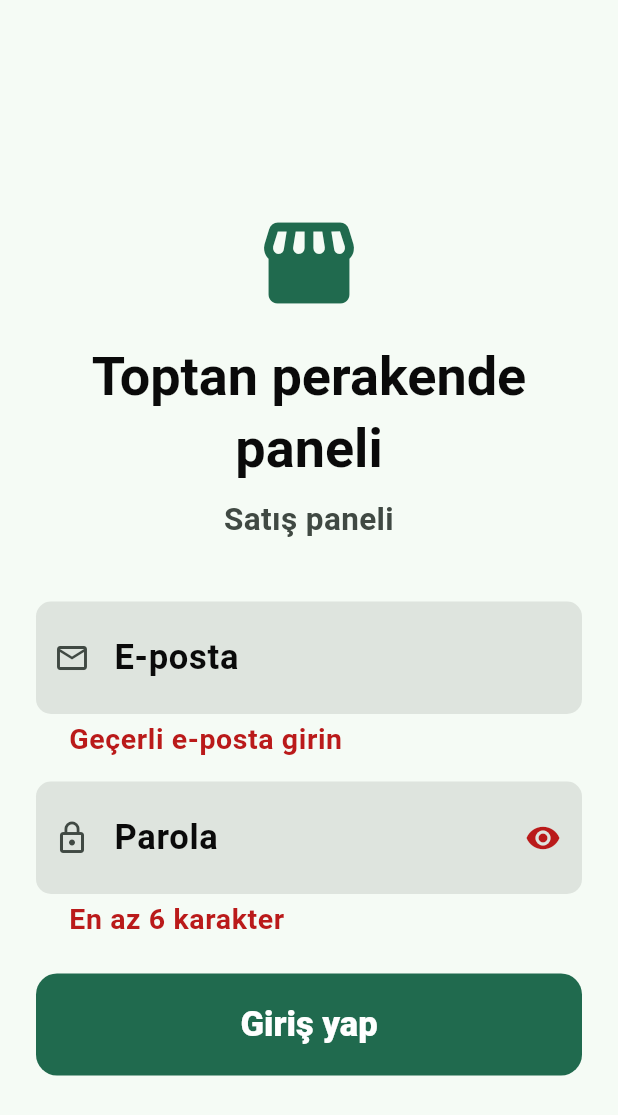
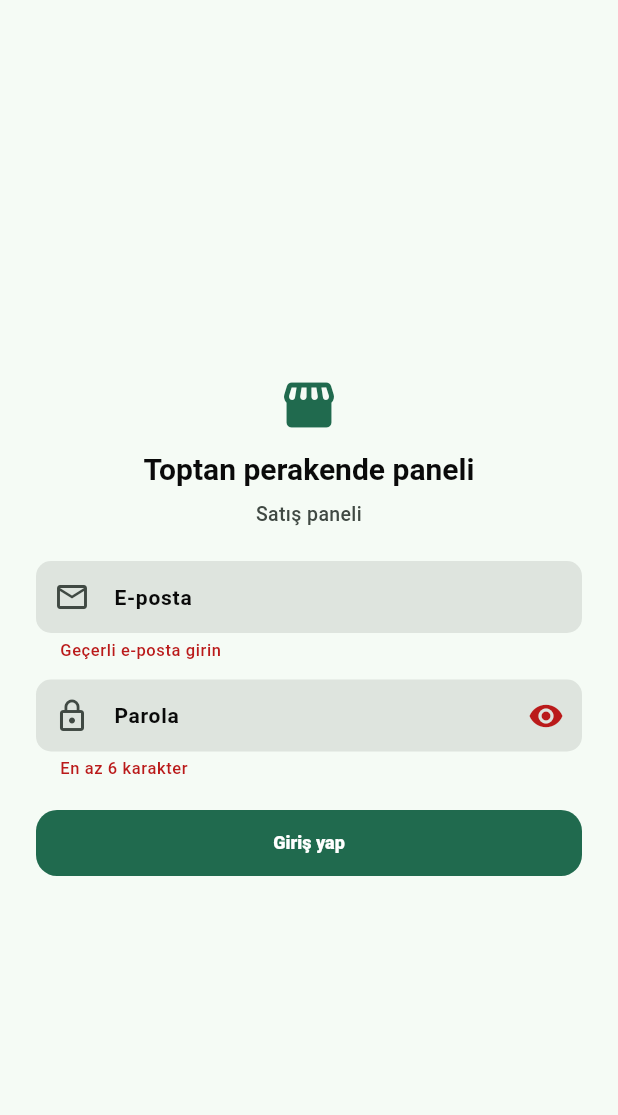
Before and after one commit to karabulutyagiz/perakende-yonetim-paneli, a Flutter app: the screen it shows after launch, after a tap on "Giriş yap", on a phone screen of 412 x 824 dp. Shown: the top 1115 px of the screen. Run offline on Flutter 3.47's test engine with Material 3 defaults, Android fonts, the phone set to English and light mode, and no system bars; our stand-ins replace cached_network_image, dio, file_picker, fl_chart, flutter_riverpod, flutter_secure_storage and 5 more; missing offline and left inert: image_gallery_saver_plus; accounts and stored records are empty; network calls fail.

Commit message:
Refine mobile phone-scale UI density
Separate phone and tablet sizing more aggressively, tighten report filter controls, and rebalance header/login icon sizing for a more standard mobile feel.

```diff
--- a/mobile/lib/core/theme/app_theme.dart
+++ b/mobile/lib/core/theme/app_theme.dart
@@ -4,9 +4,23 @@ class AppTheme {
   static const _seed =
       Color(0xFF0E6E4E); // zeytin yeşili — toptan/perakende hissi
 
-  static ThemeData get light {
+  static ThemeData light({bool isTablet = false}) {
     final base = ThemeData(useMaterial3: true);
-    final textTheme = _buildTextTheme(base.textTheme);
+    final textTheme = _buildTextTheme(base.textTheme, isTablet: isTablet);
+    final inputVerticalPadding = isTablet ? 20.0 : 10.0;
+    final inputHorizontalPadding = isTablet ? 18.0 : 12.0;
+    final buttonHeight = isTablet ? 68.0 : 44.0;
+    final buttonHorizontalPadding = isTablet ? 28.0 : 14.0;
+    final buttonVerticalPadding = isTablet ? 20.0 : 10.0;
+    final textButtonHeight = isTablet ? 58.0 : 38.0;
+    final segmentedHeight = isTablet ? 60.0 : 38.0;
+    final chipVerticalPadding = isTablet ? 12.0 : 6.0;
+    final listTilePadding = isTablet ? 12.0 : 4.0;
+    final appBarTitleSize = isTablet ? 30.0 : 18.0;
+    final iconButtonMinSize = isTablet ? 52.0 : 38.0;
+    final iconButtonIconSize = isTablet ? 24.0 : 20.0;
+    final iconButtonPadding = isTablet ? 12.0 : 8.0;
+    final fabMinHeight = isTablet ? 72.0 : 52.0;
 
     return ThemeData(
       useMaterial3: true,
@@ -27,14 +41,16 @@ class AppTheme {
         centerTitle: false,
         titleTextStyle: textTheme.titleLarge?.copyWith(
           fontWeight: FontWeight.w800,
-          fontSize: 30,
+          fontSize: appBarTitleSize,
           color: Colors.white,
         ),
       ),
       inputDecorationTheme: InputDecorationTheme(
         filled: true,
-        contentPadding:
-            const EdgeInsets.symmetric(horizontal: 18, vertical: 20),
+        contentPadding: EdgeInsets.symmetric(
+          horizontal: inputHorizontalPadding,
+          vertical: inputVerticalPadding,
+        ),
         labelStyle: textTheme.bodyLarge?.copyWith(fontWeight: FontWeight.w600),
         hintStyle: textTheme.bodyLarge?.copyWith(color: Colors.black54),
         border: OutlineInputBorder(
@@ -44,8 +60,11 @@ class AppTheme {
       ),
       filledButtonTheme: FilledButtonThemeData(
         style: FilledButton.styleFrom(
-          minimumSize: const Size(0, 68),
-          padding: const EdgeInsets.symmetric(horizontal: 28, vertical: 20),
+          minimumSize: Size(0, buttonHeight),
+          padding: EdgeInsets.symmetric(
+            horizontal: buttonHorizontalPadding,
+            vertical: buttonVerticalPadding,
+          ),
           textStyle:
               textTheme.titleSmall?.copyWith(fontWeight: FontWeight.w800),
           shape:
@@ -54,8 +73,11 @@ class AppTheme {
       ),
       outlinedButtonTheme: OutlinedButtonThemeData(
         style: OutlinedButton.styleFrom(
-          minimumSize: const Size(0, 68),
-          padding: const EdgeInsets.symmetric(horizontal: 28, vertical: 20),
+          minimumSize: Size(0, buttonHeight),
+          padding: EdgeInsets.symmetric(
+            horizontal: buttonHorizontalPadding,
+            vertical: buttonVerticalPadding,
+          ),
           textStyle:
               textTheme.titleSmall?.copyWith(fontWeight: FontWeight.w700),
           shape:
@@ -64,8 +86,11 @@ class AppTheme {
       ),
       textButtonTheme: TextButtonThemeData(
         style: TextButton.styleFrom(
-          minimumSize: const Size(0, 58),
-          padding: const EdgeInsets.symmetric(horizontal: 20, vertical: 16),
+          minimumSize: Size(0, textButtonHeight),
+          padding: EdgeInsets.symmetric(
+            horizontal: isTablet ? 20 : 12,
+            vertical: isTablet ? 16 : 8,
+          ),
           textStyle:
               textTheme.titleSmall?.copyWith(fontWeight: FontWeight.w700),
           shape:
@@ -74,34 +99,38 @@ class AppTheme {
       ),
       iconButtonTheme: IconButtonThemeData(
         style: IconButton.styleFrom(
-          minimumSize: const Size(52, 52),
-          iconSize: 24,
-          padding: const EdgeInsets.all(12),
+          minimumSize: Size(iconButtonMinSize, iconButtonMinSize),
+          iconSize: iconButtonIconSize,
+          padding: EdgeInsets.all(iconButtonPadding),
         ),
       ),
-      floatingActionButtonTheme: const FloatingActionButtonThemeData(
-        extendedSizeConstraints: BoxConstraints(minHeight: 72),
+      floatingActionButtonTheme: FloatingActionButtonThemeData(
+        extendedSizeConstraints: BoxConstraints(minHeight: fabMinHeight),
       ),
       segmentedButtonTheme: SegmentedButtonThemeData(
         style: ButtonStyle(
           textStyle: WidgetStatePropertyAll(
             textTheme.titleSmall?.copyWith(fontWeight: FontWeight.w700),
           ),
-          minimumSize: const WidgetStatePropertyAll(Size(0, 60)),
-          padding: const WidgetStatePropertyAll(
-            EdgeInsets.symmetric(horizontal: 18, vertical: 14),
+          minimumSize: WidgetStatePropertyAll(Size(0, segmentedHeight)),
+          padding: WidgetStatePropertyAll(
+            EdgeInsets.symmetric(
+              horizontal: isTablet ? 18 : 10,
+              vertical: isTablet ? 14 : 6,
+            ),
           ),
         ),
       ),
       chipTheme: base.chipTheme.copyWith(
         labelStyle: textTheme.bodyLarge?.copyWith(fontWeight: FontWeight.w700),
-        padding: const EdgeInsets.symmetric(horizontal: 12, vertical: 12),
+        padding:
+            EdgeInsets.symmetric(horizontal: 12, vertical: chipVerticalPadding),
       ),
       listTileTheme: ListTileThemeData(
         titleTextStyle:
             textTheme.titleSmall?.copyWith(fontWeight: FontWeight.w700),
         subtitleTextStyle: textTheme.bodyMedium,
-        minVerticalPadding: 12,
+        minVerticalPadding: listTilePadding,
       ),
     );
   }
@@ -109,8 +138,8 @@ class AppTheme {
   static ThemeData get dark {
     final scheme =
         ColorScheme.fromSeed(seedColor: _seed, brightness: Brightness.dark);
-    return light.copyWith(
-        colorScheme: scheme, scaffoldBackgroundColor: scheme.surface);
+    return light()
+        .copyWith(colorScheme: scheme, scaffoldBackgroundColor: scheme.surface);
   }
 
   // Borç durumu renkleri
@@ -120,35 +149,35 @@ class AppTheme {
   static const debtOverdue = Color(0xFF7F1D1D);
   static const debtPaid = Color(0xFF6B7280);
 
-  static TextTheme _buildTextTheme(TextTheme base) {
+  static TextTheme _buildTextTheme(TextTheme base, {required bool isTablet}) {
     return base
         .copyWith(
-          displaySmall: base.displaySmall
-              ?.copyWith(fontSize: 48, fontWeight: FontWeight.w900),
-          headlineLarge: base.headlineLarge
-              ?.copyWith(fontSize: 44, fontWeight: FontWeight.w900),
-          headlineMedium: base.headlineMedium
-              ?.copyWith(fontSize: 40, fontWeight: FontWeight.w900),
-          headlineSmall: base.headlineSmall
-              ?.copyWith(fontSize: 36, fontWeight: FontWeight.w900),
-          titleLarge: base.titleLarge
-              ?.copyWith(fontSize: 30, fontWeight: FontWeight.w900),
-          titleMedium: base.titleMedium
-              ?.copyWith(fontSize: 26, fontWeight: FontWeight.w800),
-          titleSmall: base.titleSmall
-              ?.copyWith(fontSize: 23, fontWeight: FontWeight.w800),
-          bodyLarge: base.bodyLarge
-              ?.copyWith(fontSize: 23, fontWeight: FontWeight.w700),
-          bodyMedium: base.bodyMedium
-              ?.copyWith(fontSize: 21, fontWeight: FontWeight.w700),
-          bodySmall: base.bodySmall
-              ?.copyWith(fontSize: 19, fontWeight: FontWeight.w700),
-          labelLarge: base.labelLarge
-              ?.copyWith(fontSize: 22, fontWeight: FontWeight.w900),
-          labelMedium: base.labelMedium
-              ?.copyWith(fontSize: 20, fontWeight: FontWeight.w800),
-          labelSmall: base.labelSmall
-              ?.copyWith(fontSize: 18, fontWeight: FontWeight.w800),
+          displaySmall: base.displaySmall?.copyWith(
+              fontSize: isTablet ? 48 : 28, fontWeight: FontWeight.w900),
+          headlineLarge: base.headlineLarge?.copyWith(
+              fontSize: isTablet ? 44 : 24, fontWeight: FontWeight.w900),
+          headlineMedium: base.headlineMedium?.copyWith(
+              fontSize: isTablet ? 40 : 22, fontWeight: FontWeight.w800),
+          headlineSmall: base.headlineSmall?.copyWith(
+              fontSize: isTablet ? 36 : 20, fontWeight: FontWeight.w800),
+          titleLarge: base.titleLarge?.copyWith(
+              fontSize: isTablet ? 30 : 18, fontWeight: FontWeight.w800),
+          titleMedium: base.titleMedium?.copyWith(
+              fontSize: isTablet ? 26 : 15, fontWeight: FontWeight.w700),
+          titleSmall: base.titleSmall?.copyWith(
+              fontSize: isTablet ? 23 : 12, fontWeight: FontWeight.w700),
+          bodyLarge: base.bodyLarge?.copyWith(
+              fontSize: isTablet ? 23 : 14, fontWeight: FontWeight.w500),
+          bodyMedium: base.bodyMedium?.copyWith(
+              fontSize: isTablet ? 21 : 13, fontWeight: FontWeight.w500),
+          bodySmall: base.bodySmall?.copyWith(
+              fontSize: isTablet ? 19 : 11, fontWeight: FontWeight.w500),
+          labelLarge: base.labelLarge?.copyWith(
+              fontSize: isTablet ? 22 : 12, fontWeight: FontWeight.w700),
+          labelMedium: base.labelMedium?.copyWith(
+              fontSize: isTablet ? 20 : 11, fontWeight: FontWeight.w700),
+          labelSmall: base.labelSmall?.copyWith(
+              fontSize: isTablet ? 18 : 9, fontWeight: FontWeight.w700),
         )
         .apply(
           fontFamily: '.SF Pro Text',
--- a/mobile/lib/features/auth/presentation/login_screen.dart
+++ b/mobile/lib/features/auth/presentation/login_screen.dart
@@ -44,6 +44,8 @@ class _LoginScreenState extends ConsumerState<LoginScreen> {
   @override
   Widget build(BuildContext context) {
     final theme = Theme.of(context);
+    final width = MediaQuery.of(context).size.width;
+    final isPhone = width < 600;
     return Scaffold(
       body: SafeArea(
         child: Center(
@@ -56,10 +58,11 @@ class _LoginScreenState extends ConsumerState<LoginScreen> {
                 child: Column(
                   crossAxisAlignment: CrossAxisAlignment.stretch,
                   children: [
-                    const SizedBox(height: 32),
+                    SizedBox(height: isPhone ? 12 : 32),
                     Icon(Icons.storefront_rounded,
-                        size: 72, color: theme.colorScheme.primary),
-                    const SizedBox(height: 16),
+                        size: isPhone ? 40 : 72,
+                        color: theme.colorScheme.primary),
+                    SizedBox(height: isPhone ? 10 : 16),
                     Text(
                       'Toptan perakende paneli',
                       textAlign: TextAlign.center,
@@ -67,7 +70,7 @@ class _LoginScreenState extends ConsumerState<LoginScreen> {
                         fontWeight: FontWeight.w700,
                       ),
                     ),
-                    const SizedBox(height: 8),
+                    const SizedBox(height: 6),
                     Text(
                       'Satış paneli',
                       textAlign: TextAlign.center,
@@ -75,7 +78,7 @@ class _LoginScreenState extends ConsumerState<LoginScreen> {
                         color: theme.colorScheme.onSurfaceVariant,
                       ),
                     ),
-                    const SizedBox(height: 40),
+                    SizedBox(height: isPhone ? 22 : 40),
                     TextFormField(
                       controller: _email,
                       keyboardType: TextInputType.emailAddress,
@@ -87,7 +90,7 @@ class _LoginScreenState extends ConsumerState<LoginScreen> {
                           ? 'Geçerli e-posta girin'
                           : null,
                     ),
-                    const SizedBox(height: 16),
+                    SizedBox(height: isPhone ? 12 : 16),
                     TextFormField(
                       controller: _password,
                       obscureText: _obscure,
@@ -105,7 +108,7 @@ class _LoginScreenState extends ConsumerState<LoginScreen> {
                           ? 'En az 6 karakter'
                           : null,
                     ),
-                    const SizedBox(height: 24),
+                    SizedBox(height: isPhone ? 18 : 24),
                     FilledButton(
                       onPressed: _loading ? null : _submit,
                       child: _loading
--- a/mobile/lib/features/products/presentation/home_screen.dart
+++ b/mobile/lib/features/products/presentation/home_screen.dart
@@ -25,6 +25,7 @@ class _HomeScreenState extends ConsumerState<HomeScreen> {
     final cart = ref.watch(cartProvider);
     final width = MediaQuery.of(context).size.width;
     final isTablet = width >= 900;
+    final isPhone = width < 600;
 
     if (auth.status == AuthStatus.loading) {
       return const Scaffold(
@@ -48,12 +49,13 @@ class _HomeScreenState extends ConsumerState<HomeScreen> {
         backgroundColor: Theme.of(context).colorScheme.surface,
         foregroundColor: Colors.black,
         surfaceTintColor: Colors.transparent,
-        iconTheme: const IconThemeData(color: Colors.black),
-        title: const Row(
+        iconTheme: IconThemeData(color: Colors.black, size: isPhone ? 20 : 24),
+        title: Row(
           children: [
-            Icon(Icons.storefront_rounded, size: 28, color: Colors.black),
-            SizedBox(width: 10),
-            Expanded(child: _SectionTitleBlock(title: 'Ürünler')),
+            Icon(Icons.storefront_rounded,
+                size: isPhone ? 22 : 28, color: Colors.black),
+            SizedBox(width: isPhone ? 6 : 10),
+            const Expanded(child: _SectionTitleBlock(title: 'Ürünler')),
           ],
         ),
         actions: [
@@ -241,21 +243,25 @@ class _TopActionButton extends StatelessWidget {
 
   @override
   Widget build(BuildContext context) {
+    final isPhone = MediaQuery.of(context).size.width < 600;
     return Padding(
-      padding: const EdgeInsets.only(right: 8),
+      padding: EdgeInsets.only(right: isPhone ? 2 : 8),
       child: IconButton(
         onPressed: onPressed,
         tooltip: tooltip,
         icon: IconTheme(
-          data: const IconThemeData(
-            size: 40,
+          data: IconThemeData(
+            size: isPhone ? 22 : 40,
             color: Colors.black,
           ),
           child: icon,
         ),
-        iconSize: 40,
-        padding: const EdgeInsets.all(16),
-        constraints: const BoxConstraints(minWidth: 76, minHeight: 76),
+        iconSize: isPhone ? 22 : 40,
+        padding: EdgeInsets.all(isPhone ? 8 : 16),
+        constraints: BoxConstraints(
+          minWidth: isPhone ? 40 : 76,
+          minHeight: isPhone ? 40 : 76,
+        ),
       ),
     );
   }
--- a/mobile/lib/features/reports/presentation/reports_screen.dart
+++ b/mobile/lib/features/reports/presentation/reports_screen.dart
@@ -417,6 +417,7 @@ class _RangeFilterBar extends StatelessWidget {
 
   @override
   Widget build(BuildContext context) {
+    final isPhone = MediaQuery.of(context).size.width < 600;
     final options = <ReportRangePreset, String>{
       ReportRangePreset.sevenDays: 'Son 7 gün',
       ReportRangePreset.thirtyDays: 'Son 30 gün',
@@ -427,42 +428,46 @@ class _RangeFilterBar extends StatelessWidget {
     };
     return Card(
       child: Padding(
-        padding: const EdgeInsets.all(20),
+        padding: EdgeInsets.all(isPhone ? 12 : 20),
         child: Wrap(
-          spacing: 16,
-          runSpacing: 16,
+          spacing: isPhone ? 8 : 16,
+          runSpacing: isPhone ? 8 : 16,
           crossAxisAlignment: WrapCrossAlignment.center,
           children: [
             Text(
               'Dönem filtresi',
               style: Theme.of(context).textTheme.titleMedium?.copyWith(
                     fontWeight: FontWeight.w700,
-                    fontSize: 20,
+                    fontSize: isPhone ? 14 : 20,
                   ),
             ),
             for (final entry in options.entries)
               ChoiceChip(
                 label: Text(entry.value),
-                labelStyle: const TextStyle(
-                  fontSize: 17,
+                labelStyle: TextStyle(
+                  fontSize: isPhone ? 11 : 17,
                   fontWeight: FontWeight.w700,
                 ),
                 selected: selectedPreset == entry.key,
                 onSelected: (_) => onPresetChanged(entry.key),
                 avatarBoxConstraints:
                     const BoxConstraints(minWidth: 0, minHeight: 0),
-                materialTapTargetSize: MaterialTapTargetSize.padded,
-                padding:
-                    const EdgeInsets.symmetric(horizontal: 18, vertical: 16),
+                materialTapTargetSize: MaterialTapTargetSize.shrinkWrap,
+                padding: EdgeInsets.symmetric(
+                  horizontal: isPhone ? 10 : 18,
+                  vertical: isPhone ? 8 : 16,
+                ),
               ),
             OutlinedButton.icon(
               onPressed: onClear,
               icon: const Icon(Icons.restart_alt_rounded),
               label: const Text('Temizle'),
               style: OutlinedButton.styleFrom(
-                minimumSize: const Size(0, 64),
-                padding:
-                    const EdgeInsets.symmetric(horizontal: 22, vertical: 18),
+                minimumSize: Size(0, isPhone ? 36 : 64),
+                padding: EdgeInsets.symmetric(
+                  horizontal: isPhone ? 10 : 22,
+                  vertical: isPhone ? 8 : 18,
+                ),
               ),
             ),
           ],
--- a/mobile/lib/main.dart
+++ b/mobile/lib/main.dart
@@ -20,9 +20,16 @@ class ToptanApp extends ConsumerWidget {
     return MaterialApp.router(
       title: 'Toptan panel',
       debugShowCheckedModeBanner: false,
-      theme: AppTheme.light,
+      theme: AppTheme.light(),
       themeMode: ThemeMode.light,
       routerConfig: router,
+      builder: (context, child) {
+        final isTablet = MediaQuery.sizeOf(context).shortestSide >= 600;
+        return Theme(
+          data: AppTheme.light(isTablet: isTablet),
+          child: child ?? const SizedBox.shrink(),
+        );
+      },
       locale: const Locale('tr', 'TR'),
       supportedLocales: const [Locale('tr', 'TR')],
       localizationsDelegates: const [
```
